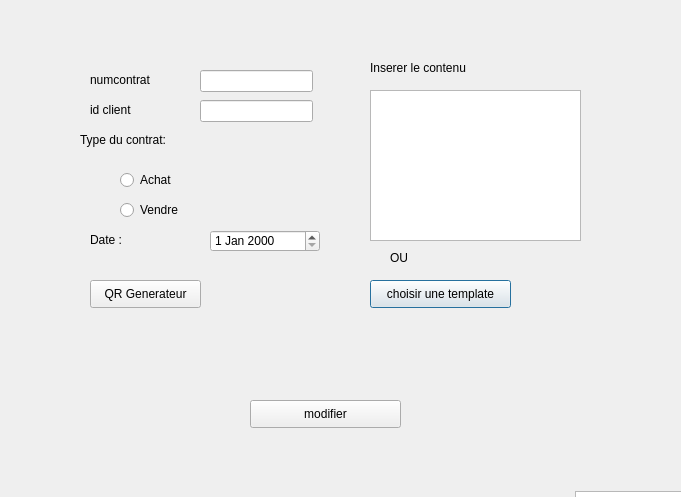
First picture: the form in HomePad/modifiercontrat.ui, repository amirboudidah/smart_real_estate_2a1, before the edit.
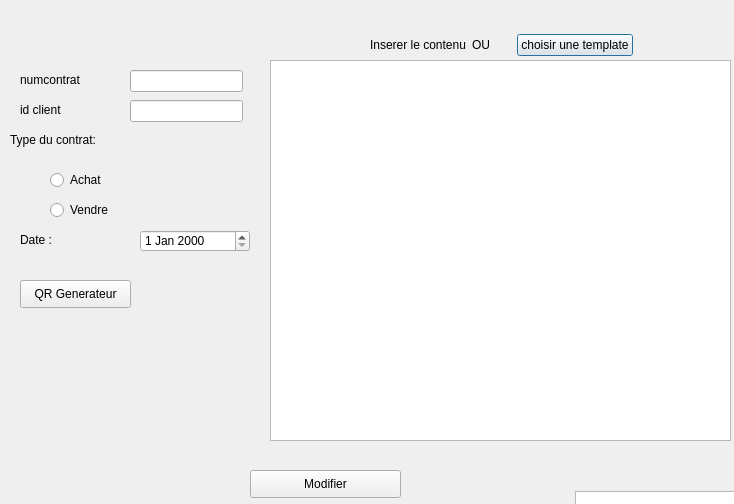
Second picture: the form after the edit.

Patch:
```diff
--- a/HomePad/modifiercontrat.ui
+++ b/HomePad/modifiercontrat.ui
@@ -6,19 +6,84 @@
    <rect>
     <x>0</x>
     <y>0</y>
-    <width>681</width>
-    <height>497</height>
+    <width>734</width>
+    <height>504</height>
    </rect>
   </property>
   <property name="windowTitle">
    <string>Dialog</string>
   </property>
-  <widget class="QPushButton" name="pushButton_28">
+  <widget class="QTableView" name="tableView">
+   <property name="geometry">
+    <rect>
+     <x>575</x>
+     <y>491</y>
+     <width>211</width>
+     <height>151</height>
+    </rect>
+   </property>
+  </widget>
+  <widget class="QWidget" name="layoutWidget">
    <property name="geometry">
     <rect>
      <x>370</x>
-     <y>280</y>
-     <width>141</width>
+     <y>30</y>
+     <width>263</width>
+     <height>30</height>
+    </rect>
+   </property>
+   <layout class="QHBoxLayout" name="horizontalLayout_4">
+    <item>
+     <widget class="QLabel" name="label_17">
+      <property name="text">
+       <string>Inserer le contenu</string>
+      </property>
+     </widget>
+    </item>
+    <item>
+     <widget class="QLabel" name="label_18">
+      <property name="text">
+       <string>OU</string>
+      </property>
+     </widget>
+    </item>
+    <item>
+     <widget class="QPushButton" name="pushButton_28">
+      <property name="styleSheet">
+       <string notr="true"/>
+      </property>
+      <property name="text">
+       <string>choisir une template</string>
+      </property>
+     </widget>
+    </item>
+   </layout>
+  </widget>
+  <widget class="QTextEdit" name="textEdit_4">
+   <property name="geometry">
+    <rect>
+     <x>270</x>
+     <y>60</y>
+     <width>461</width>
+     <height>381</height>
+    </rect>
+   </property>
+   <property name="autoFillBackground">
+    <bool>false</bool>
+   </property>
+   <property name="styleSheet">
+    <string notr="true"/>
+   </property>
+   <property name="frameShadow">
+    <enum>QFrame::Plain</enum>
+   </property>
+  </widget>
+  <widget class="QPushButton" name="pushButton_27">
+   <property name="geometry">
+    <rect>
+     <x>250</x>
+     <y>470</y>
+     <width>151</width>
      <height>28</height>
     </rect>
    </property>
@@ -26,42 +91,39 @@
     <string notr="true"/>
    </property>
    <property name="text">
-    <string>choisir une template</string>
+    <string>Modifier</string>
    </property>
   </widget>
-  <widget class="QLabel" name="label_16">
+  <widget class="QLineEdit" name="lineEdit_12">
    <property name="geometry">
     <rect>
-     <x>90</x>
-     <y>230</y>
+     <x>130</x>
+     <y>100</y>
+     <width>113</width>
+     <height>22</height>
+    </rect>
+   </property>
+   <property name="styleSheet">
+    <string notr="true"/>
+   </property>
+  </widget>
+  <widget class="QLabel" name="label_10">
+   <property name="geometry">
+    <rect>
+     <x>20</x>
+     <y>70</y>
      <width>101</width>
      <height>20</height>
     </rect>
    </property>
    <property name="text">
-    <string>Date :</string>
-   </property>
-  </widget>
-  <widget class="QPushButton" name="pushButton_26">
-   <property name="geometry">
-    <rect>
-     <x>90</x>
-     <y>280</y>
-     <width>111</width>
-     <height>28</height>
-    </rect>
-   </property>
-   <property name="styleSheet">
-    <string notr="true"/>
-   </property>
-   <property name="text">
-    <string>QR Generateur</string>
+    <string>numcontrat</string>
    </property>
   </widget>
   <widget class="QRadioButton" name="radioButton_5">
    <property name="geometry">
     <rect>
-     <x>120</x>
+     <x>50</x>
      <y>170</y>
      <width>97</width>
      <height>20</height>
@@ -71,10 +133,65 @@
     <string>Achat</string>
    </property>
   </widget>
+  <widget class="QRadioButton" name="radioButton_6">
+   <property name="geometry">
+    <rect>
+     <x>50</x>
+     <y>200</y>
+     <width>97</width>
+     <height>20</height>
+    </rect>
+   </property>
+   <property name="text">
+    <string>Vendre</string>
+   </property>
+  </widget>
+  <widget class="QPushButton" name="pushButton_26">
+   <property name="geometry">
+    <rect>
+     <x>20</x>
+     <y>280</y>
+     <width>111</width>
+     <height>28</height>
+    </rect>
+   </property>
+   <property name="styleSheet">
+    <string notr="true"/>
+   </property>
+   <property name="text">
+    <string>QR Generateur</string>
+   </property>
+  </widget>
+  <widget class="QLabel" name="label_16">
+   <property name="geometry">
+    <rect>
+     <x>20</x>
+     <y>230</y>
+     <width>101</width>
+     <height>20</height>
+    </rect>
+   </property>
+   <property name="text">
+    <string>Date :</string>
+   </property>
+  </widget>
+  <widget class="QLabel" name="label_9">
+   <property name="geometry">
+    <rect>
+     <x>20</x>
+     <y>100</y>
+     <width>101</width>
+     <height>20</height>
+    </rect>
+   </property>
+   <property name="text">
+    <string>id client</string>
+   </property>
+  </widget>
   <widget class="QLineEdit" name="lineEdit_11">
    <property name="geometry">
     <rect>
-     <x>200</x>
+     <x>130</x>
      <y>70</y>
      <width>113</width>
      <height>22</height>
@@ -90,36 +207,23 @@
     <string notr="true"/>
    </property>
   </widget>
-  <widget class="QLabel" name="label_17">
+  <widget class="QDateEdit" name="dateEdit_3">
    <property name="geometry">
     <rect>
-     <x>370</x>
-     <y>60</y>
-     <width>121</width>
-     <height>16</height>
+     <x>140</x>
+     <y>230</y>
+     <width>110</width>
+     <height>22</height>
     </rect>
    </property>
-   <property name="text">
-    <string>Inserer le contenu</string>
-   </property>
-  </widget>
-  <widget class="QLabel" name="label_9">
-   <property name="geometry">
-    <rect>
-     <x>90</x>
-     <y>100</y>
-     <width>101</width>
-     <height>20</height>
-    </rect>
-   </property>
-   <property name="text">
-    <string>id client</string>
+   <property name="styleSheet">
+    <string notr="true"/>
    </property>
   </widget>
   <widget class="QLabel" name="label_11">
    <property name="geometry">
     <rect>
-     <x>80</x>
+     <x>10</x>
      <y>130</y>
      <width>131</width>
      <height>20</height>
@@ -129,116 +233,6 @@
     <string>Type du contrat:</string>
    </property>
   </widget>
-  <widget class="QDateEdit" name="dateEdit_3">
-   <property name="geometry">
-    <rect>
-     <x>210</x>
-     <y>230</y>
-     <width>110</width>
-     <height>22</height>
-    </rect>
-   </property>
-   <property name="styleSheet">
-    <string notr="true"/>
-   </property>
-  </widget>
-  <widget class="QLabel" name="label_10">
-   <property name="geometry">
-    <rect>
-     <x>90</x>
-     <y>70</y>
-     <width>101</width>
-     <height>20</height>
-    </rect>
-   </property>
-   <property name="text">
-    <string>numcontrat</string>
-   </property>
-  </widget>
-  <widget class="QLineEdit" name="lineEdit_12">
-   <property name="geometry">
-    <rect>
-     <x>200</x>
-     <y>100</y>
-     <width>113</width>
-     <height>22</height>
-    </rect>
-   </property>
-   <property name="styleSheet">
-    <string notr="true"/>
-   </property>
-  </widget>
-  <widget class="QLabel" name="label_18">
-   <property name="geometry">
-    <rect>
-     <x>390</x>
-     <y>250</y>
-     <width>121</width>
-     <height>16</height>
-    </rect>
-   </property>
-   <property name="text">
-    <string>OU</string>
-   </property>
-  </widget>
-  <widget class="QRadioButton" name="radioButton_6">
-   <property name="geometry">
-    <rect>
-     <x>120</x>
-     <y>200</y>
-     <width>97</width>
-     <height>20</height>
-    </rect>
-   </property>
-   <property name="text">
-    <string>Vendre</string>
-   </property>
-  </widget>
-  <widget class="QPushButton" name="pushButton_27">
-   <property name="geometry">
-    <rect>
-     <x>250</x>
-     <y>400</y>
-     <width>151</width>
-     <height>28</height>
-    </rect>
-   </property>
-   <property name="styleSheet">
-    <string notr="true"/>
-   </property>
-   <property name="text">
-    <string>modifier</string>
-   </property>
-  </widget>
-  <widget class="QTextEdit" name="textEdit_4">
-   <property name="geometry">
-    <rect>
-     <x>370</x>
-     <y>90</y>
-     <width>211</width>
-     <height>151</height>
-    </rect>
-   </property>
-   <property name="autoFillBackground">
-    <bool>false</bool>
-   </property>
-   <property name="styleSheet">
-    <string notr="true"/>
-   </property>
-   <property name="frameShadow">
-    <enum>QFrame::Plain</enum>
-   </property>
-  </widget>
-  <widget class="QTableView" name="tableView">
-   <property name="geometry">
-    <rect>
-     <x>575</x>
-     <y>491</y>
-     <width>211</width>
-     <height>151</height>
-    </rect>
-   </property>
-  </widget>
  </widget>
  <resources/>
  <connections/>
```
